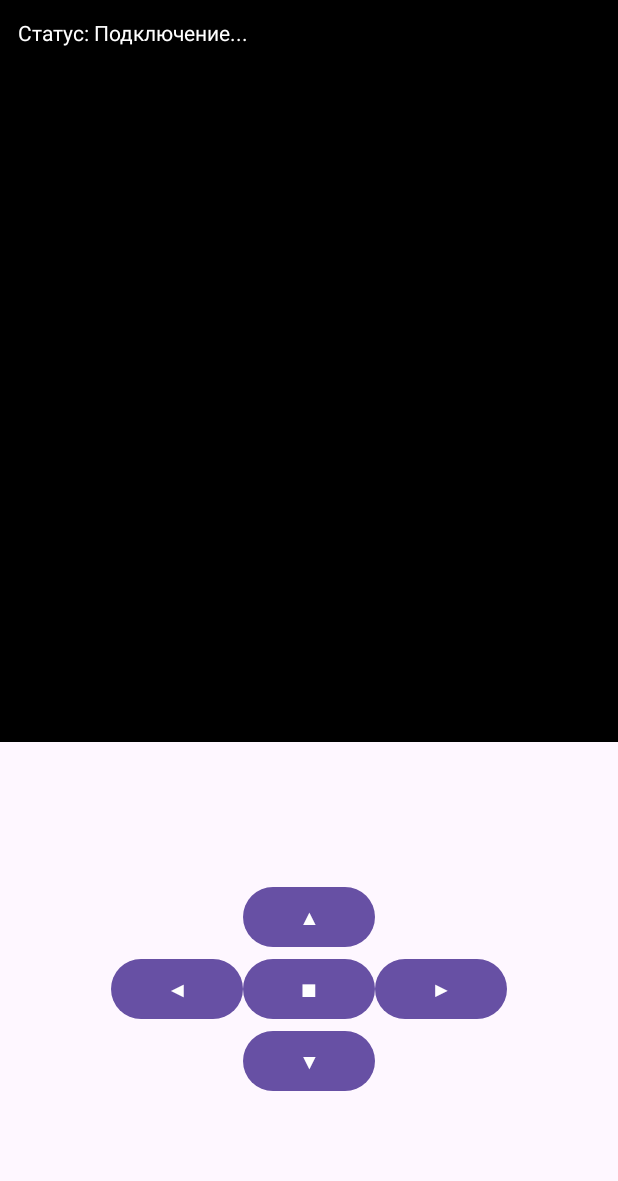
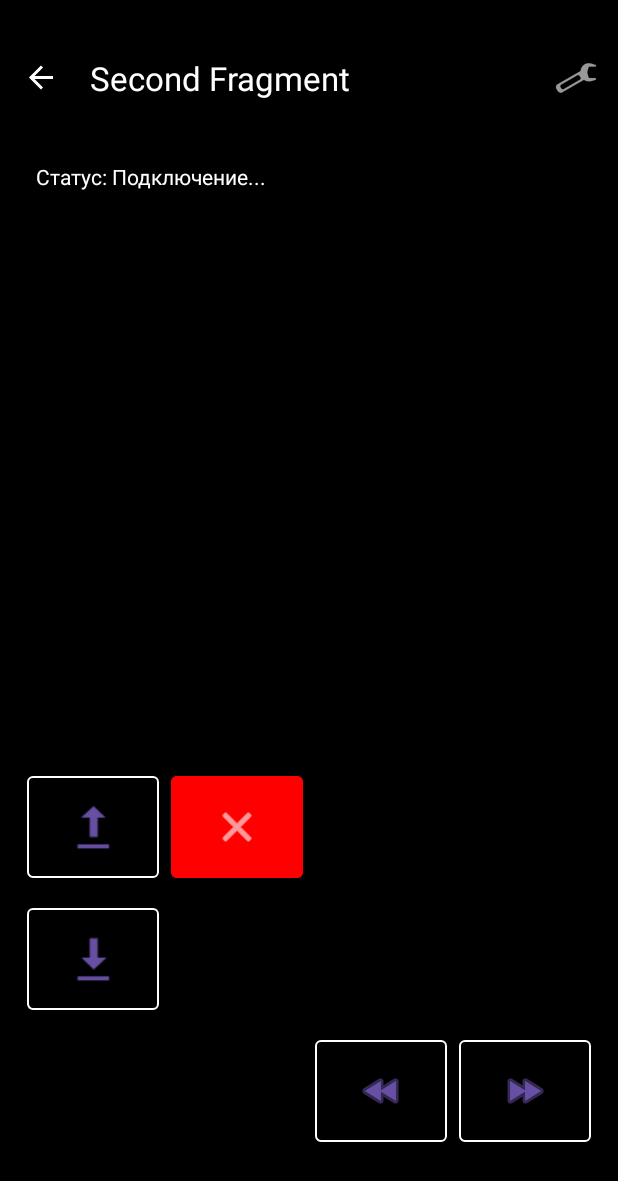
Before and after one commit to neproger/ESP32-CAM_RC, an Android app: the SecondFragment screen opened through its navigation route, on a phone screen of 412 x 824 dp. Shown: the top 1181 px of the screen. Run offline under Robolectric (Android 15) with nearby library versions, the phone set to English and light mode, and no system bars; our stand-ins replace navigation-ui.

Commit message:
ESP32-RC

```diff
--- a/app/src/main/java/com/example/myapplication/MainActivity.kt
+++ b/app/src/main/java/com/example/myapplication/MainActivity.kt
@@ -2,19 +2,20 @@ package com.example.myapplication
 
 import android.os.Build
 import android.os.Bundle
+import android.view.Menu
+import android.view.MenuItem
 import android.view.WindowInsets
 import android.view.WindowInsetsController
 import android.view.WindowManager
+import android.widget.Toast
 import androidx.appcompat.app.AppCompatActivity
-import androidx.navigation.findNavController
+import androidx.navigation.fragment.NavHostFragment
 import androidx.navigation.ui.AppBarConfiguration
-import androidx.navigation.ui.navigateUp
-import androidx.navigation.ui.setupActionBarWithNavController
+import androidx.navigation.ui.setupWithNavController
 import com.example.myapplication.databinding.ActivityMainBinding
 
 class MainActivity : AppCompatActivity() {
 
-    private lateinit var appBarConfiguration: AppBarConfiguration
     private lateinit var binding: ActivityMainBinding
 
     override fun onCreate(savedInstanceState: Bundle?) {
@@ -23,39 +24,46 @@ class MainActivity : AppCompatActivity() {
         binding = ActivityMainBinding.inflate(layoutInflater)
         setContentView(binding.root)
 
-        // Мы ДОЛЖНЫ установить поддержку Toolbar, так как Navigation UI полагается на него
+        // Настраиваем кастомный Toolbar
         setSupportActionBar(binding.toolbar)
 
-        // Теперь скрываем его визуально
-        supportActionBar?.hide()
+        // Безопасный способ получения NavController при использовании FragmentContainerView
+        val navHostFragment = supportFragmentManager
+            .findFragmentById(R.id.nav_host_fragment_content_main) as NavHostFragment
+        val navController = navHostFragment.navController
+
+        // Связываем Toolbar с навигацией (авто-заголовки и кнопка "Назад")
+        binding.toolbar.setupWithNavController(navController, AppBarConfiguration(navController.graph))
 
         // Включаем полноэкранный режим
         hideSystemUI()
-
-        val navController = findNavController(R.id.nav_host_fragment_content_main)
-        appBarConfiguration = AppBarConfiguration(navController.graph)
-        setupActionBarWithNavController(navController, appBarConfiguration)
     }
 
     private fun hideSystemUI() {
         if (Build.VERSION.SDK_INT >= Build.VERSION_CODES.R) {
             window.setDecorFitsSystemWindows(false)
             window.insetsController?.let { controller ->
-                controller.hide(WindowInsets.Type.statusBars() or WindowInsets.Type.navigationBars())
+                controller.hide(WindowInsets.Type.statusBars()) // Скрываем только статус-бар
                 controller.systemBarsBehavior = WindowInsetsController.BEHAVIOR_SHOW_TRANSIENT_BARS_BY_SWIPE
             }
         } else {
             @Suppress("DEPRECATION")
-            window.setFlags(
-                WindowManager.LayoutParams.FLAG_FULLSCREEN,
-                WindowManager.LayoutParams.FLAG_FULLSCREEN
-            )
+            window.setFlags(WindowManager.LayoutParams.FLAG_FULLSCREEN, WindowManager.LayoutParams.FLAG_FULLSCREEN)
         }
     }
 
-    override fun onSupportNavigateUp(): Boolean {
-        val navController = findNavController(R.id.nav_host_fragment_content_main)
-        return navController.navigateUp(appBarConfiguration)
-                || super.onSupportNavigateUp()
+    override fun onCreateOptionsMenu(menu: Menu): Boolean {
+        menuInflater.inflate(R.menu.main_menu, menu)
+        return true
+    }
+
+    override fun onOptionsItemSelected(item: MenuItem): Boolean {
+        return when (item.itemId) {
+            R.id.action_settings -> {
+                Toast.makeText(this, "Настройки пока не реализованы", Toast.LENGTH_SHORT).show()
+                true
+            }
+            else -> super.onOptionsItemSelected(item)
+        }
     }
 }
--- a/app/src/main/java/com/example/myapplication/SecondFragment.kt
+++ b/app/src/main/java/com/example/myapplication/SecondFragment.kt
@@ -48,14 +48,18 @@ class SecondFragment : Fragment() {
 
         webSocketClient = WebSocketClient(
             onMessage = { text ->
-                activity?.runOnUiThread { binding.textViewStatus.text = "Телеметрия: $text" }
+                activity?.runOnUiThread {
+                    _binding?.textViewStatus?.text = "Телеметрия: $text"
+                }
             },
             onImageReceived = { bitmap ->
-                activity?.runOnUiThread { binding.imageViewVideo.setImageBitmap(bitmap) }
+                activity?.runOnUiThread {
+                    _binding?.imageViewVideo?.setImageBitmap(bitmap)
+                }
             },
             onStatusChange = { isConnected ->
                 activity?.runOnUiThread {
-                    binding.textViewStatus.text = if (isConnected) "Статус: Подключено ✅" else "Статус: Поиск... ⏳"
+                    _binding?.textViewStatus?.text = if (isConnected) "Статус: Подключено ✅" else "Статус: Поиск... ⏳"
                 }
             }
         )
--- a/app/src/main/res/layout/activity_main.xml
+++ b/app/src/main/res/layout/activity_main.xml
@@ -4,18 +4,35 @@
     xmlns:tools="http://schemas.android.com/tools"
     android:layout_width="match_parent"
     android:layout_height="match_parent"
+    android:background="#000000"
     tools:context=".MainActivity">
 
-    <com.google.android.material.appbar.AppBarLayout
-        android:layout_width="match_parent"
-        android:layout_height="wrap_content"
-        android:visibility="gone">
-        <com.google.android.material.appbar.MaterialToolbar
-            android:id="@+id/toolbar"
-            android:layout_width="match_parent"
-            android:layout_height="?attr/actionBarSize" />
-    </com.google.android.material.appbar.AppBarLayout>
+    <!-- Кастомный заголовок -->
+    <com.google.android.material.appbar.MaterialToolbar
+        android:id="@+id/toolbar"
+        android:layout_width="0dp"
+        android:layout_height="?attr/actionBarSize"
+        android:layout_marginTop="20dp"
+        android:background="#80000000"
+        android:elevation="4dp"
+        android:minHeight="100dp"
+        android:theme="@style/ThemeOverlay.AppCompat.Dark.ActionBar"
+        app:layout_constraintEnd_toEndOf="parent"
+        app:layout_constraintStart_toStartOf="parent"
+        app:layout_constraintTop_toTopOf="parent"
+        app:titleTextColor="#FFFFFF" />
 
-    <include layout="@layout/content_main" />
+    <!-- Контейнер для фрагментов -->
+    <androidx.fragment.app.FragmentContainerView
+        android:id="@+id/nav_host_fragment_content_main"
+        android:name="androidx.navigation.fragment.NavHostFragment"
+        android:layout_width="0dp"
+        android:layout_height="0dp"
+        app:defaultNavHost="true"
+        app:layout_constraintBottom_toBottomOf="parent"
+        app:layout_constraintEnd_toEndOf="parent"
+        app:layout_constraintStart_toStartOf="parent"
+        app:layout_constraintTop_toBottomOf="@id/toolbar"
+        app:navGraph="@navigation/nav_graph" />
 
 </androidx.constraintlayout.widget.ConstraintLayout>
--- a/app/src/main/res/layout/fragment_first.xml
+++ b/app/src/main/res/layout/fragment_first.xml
@@ -48,9 +48,11 @@
         android:id="@+id/button_connect_manual"
         android:layout_width="wrap_content"
         android:layout_height="wrap_content"
+        android:layout_marginStart="10dp"
         android:text="ОК"
         app:layout_constraintBottom_toBottomOf="@+id/inputLayout_ip"
         app:layout_constraintEnd_toEndOf="parent"
+        app:layout_constraintStart_toEndOf="@+id/inputLayout_ip"
         app:layout_constraintTop_toTopOf="@+id/inputLayout_ip" />
 
     <androidx.recyclerview.widget.RecyclerView
--- a/app/src/main/res/layout/fragment_second.xml
+++ b/app/src/main/res/layout/fragment_second.xml
@@ -4,13 +4,13 @@
     xmlns:tools="http://schemas.android.com/tools"
     android:layout_width="match_parent"
     android:layout_height="match_parent"
+    android:background="#000000"
     tools:context=".SecondFragment">
 
     <ImageView
         android:id="@+id/imageView_video"
         android:layout_width="0dp"
         android:layout_height="0dp"
-        android:background="#000000"
         android:scaleType="centerInside"
         app:layout_constraintBottom_toTopOf="@+id/guideline_horizontal"
         app:layout_constraintEnd_toEndOf="parent"
@@ -23,59 +23,108 @@
         android:layout_width="wrap_content"
         android:layout_height="wrap_content"
         android:orientation="horizontal"
-        app:layout_constraintGuide_percent="0.6" />
+        app:layout_constraintGuide_percent="0.5" />
 
     <GridLayout
         android:layout_width="wrap_content"
         android:layout_height="wrap_content"
-        android:columnCount="3"
+        android:columnCount="4"
         android:rowCount="3"
+        android:useDefaultMargins="true"
         app:layout_constraintBottom_toBottomOf="parent"
         app:layout_constraintEnd_toEndOf="parent"
         app:layout_constraintStart_toStartOf="parent"
         app:layout_constraintTop_toBottomOf="@+id/guideline_horizontal">
 
-        <Button
+        <!-- ВПЕРЕД -->
+
+        <!-- ВЛЕВО -->
+        <com.google.android.material.button.MaterialButton
             android:id="@+id/btn_up"
+            style="@style/Widget.MaterialComponents.Button.OutlinedButton"
+            android:layout_width="wrap_content"
+            android:layout_height="80dp"
+            android:layout_row="0"
+            android:layout_column="0"
+            android:stateListAnimator="@animator/button_press"
+            app:icon="@android:drawable/stat_sys_upload_done"
+            app:iconGravity="textStart"
+            app:iconPadding="0dp"
+            app:iconSize="32dp"
+            app:strokeColor="#FFFFFF" />
+
+        <!-- СТОП -->
+
+        <!-- ВПРАВО -->
+
+        <!-- НАЗАД -->
+        <com.google.android.material.button.MaterialButton
+            android:id="@+id/btn_left"
+            style="@style/Widget.MaterialComponents.Button.OutlinedButton"
+            android:layout_width="wrap_content"
+            android:layout_height="80dp"
+            android:layout_row="2"
+            android:layout_column="2"
+            android:stateListAnimator="@animator/button_press"
+            app:icon="@android:drawable/ic_media_rew"
+            app:iconGravity="textStart"
+            app:iconPadding="0dp"
+            app:iconSize="32dp"
+            app:strokeColor="#FFFFFF" />
+
+        <com.google.android.material.button.MaterialButton
+            android:id="@+id/btn_stop"
+            style="@style/Widget.MaterialComponents.Button"
+            android:layout_width="wrap_content"
+            android:layout_height="80dp"
+            android:layout_row="0"
             android:layout_column="1"
-            android:layout_row="0"
-            android:text="▲" />
+            android:backgroundTint="#FF0000"
+            android:stateListAnimator="@animator/button_press"
+            app:icon="@android:drawable/ic_menu_close_clear_cancel"
+            app:iconGravity="textStart"
+            app:iconPadding="0dp"
+            app:iconSize="32dp" />
 
-        <Button
-            android:id="@+id/btn_left"
+        <com.google.android.material.button.MaterialButton
+            android:id="@+id/btn_right"
+            style="@style/Widget.MaterialComponents.Button.OutlinedButton"
+            android:layout_width="wrap_content"
+            android:layout_height="80dp"
+            android:layout_row="2"
+            android:layout_column="3"
+            android:stateListAnimator="@animator/button_press"
+            app:icon="@android:drawable/ic_media_ff"
+            app:iconGravity="textStart"
+            app:iconPadding="0dp"
+            app:iconSize="32dp"
+            app:strokeColor="#FFFFFF" />
+
+        <com.google.android.material.button.MaterialButton
+            android:id="@+id/btn_down"
+            style="@style/Widget.MaterialComponents.Button.OutlinedButton"
+            android:layout_width="wrap_content"
+            android:layout_height="80dp"
+            android:layout_row="1"
             android:layout_column="0"
-            android:layout_row="1"
-            android:text="◀" />
-
-        <Button
-            android:id="@+id/btn_stop"
-            android:layout_column="1"
-            android:layout_row="1"
-            android:text="■" />
-
-        <Button
-            android:id="@+id/btn_right"
-            android:layout_column="2"
-            android:layout_row="1"
-            android:text="▶" />
-
-        <Button
-            android:id="@+id/btn_down"
-            android:layout_column="1"
-            android:layout_row="2"
-            android:text="▼" />
+            android:stateListAnimator="@animator/button_press"
+            app:icon="@android:drawable/stat_sys_download"
+            app:iconGravity="textStart"
+            app:iconPadding="0dp"
+            app:iconSize="32dp"
+            app:strokeColor="#FFFFFF" />
     </GridLayout>
 
     <TextView
         android:id="@+id/textView_status"
         android:layout_width="wrap_content"
         android:layout_height="wrap_content"
-        android:layout_margin="8dp"
+        android:layout_margin="16dp"
+        android:background="#80000000"
+        android:padding="8dp"
         android:text="Статус: Подключение..."
+        android:textColor="#FFFFFF"
         app:layout_constraintStart_toStartOf="parent"
-        app:layout_constraintTop_toTopOf="parent"
-        android:textColor="#FFFFFF"
-        android:background="#80000000"
-        android:padding="4dp"/>
+        app:layout_constraintTop_toTopOf="parent" />
 
 </androidx.constraintlayout.widget.ConstraintLayout>
--- /dev/null
+++ b/app/src/main/res/menu/main_menu.xml
@@ -0,0 +1,9 @@
+<?xml version="1.0" encoding="utf-8"?>
+<menu xmlns:android="http://schemas.android.com/apk/res/android"
+    xmlns:app="http://schemas.android.com/apk/res-auto">
+    <item
+        android:id="@+id/action_settings"
+        android:icon="@android:drawable/ic_menu_preferences"
+        android:title="Настройки"
+        app:showAsAction="ifRoom" />
+</menu>
```
Also changed, not shown: app/src/main/res/animator/button_press.xml (added, +43 -0 lines).
